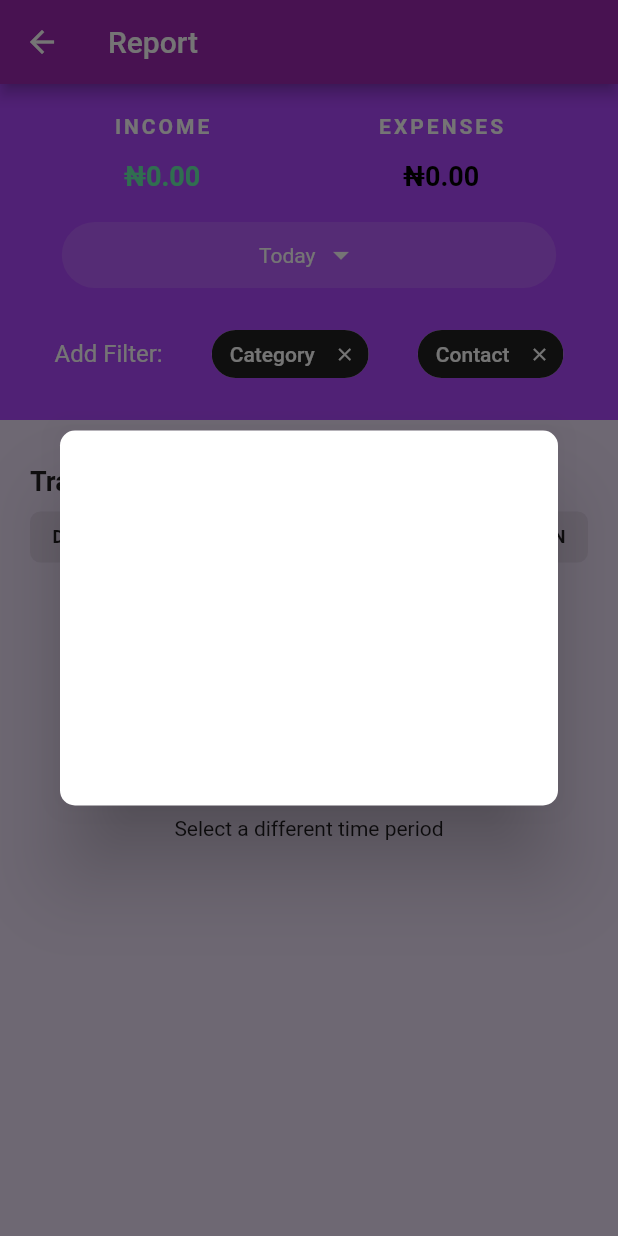
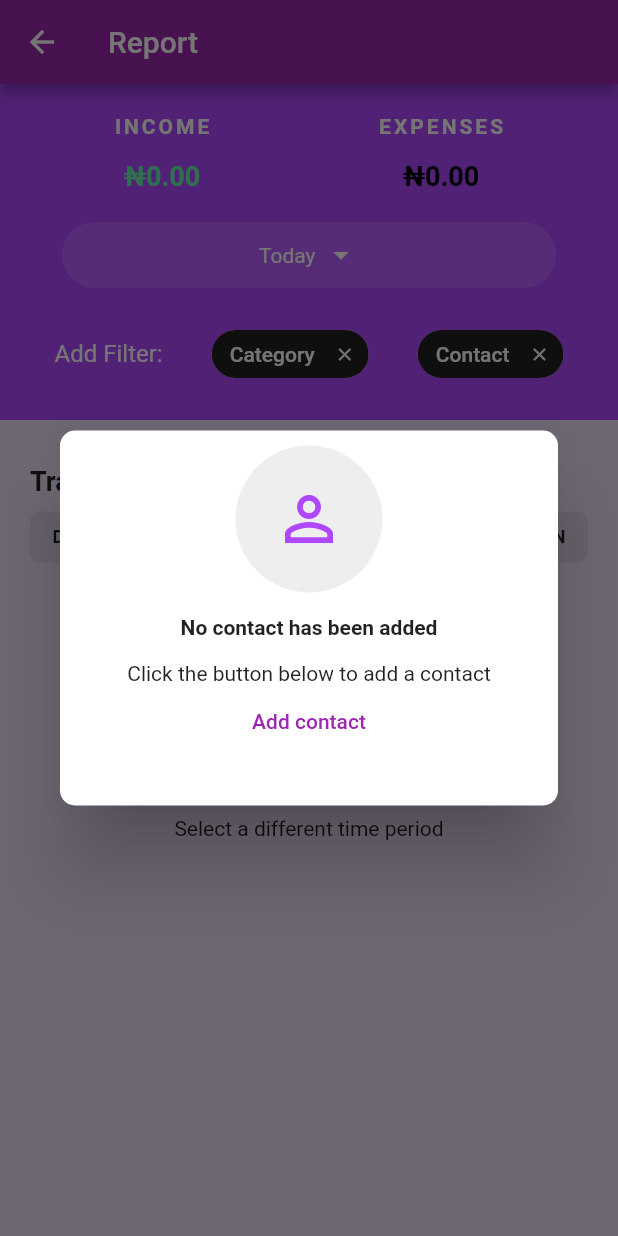
Before and after one commit to benjaminudoh10/balance-sheet, a Flutter app: the ReportView screen opened directly, after a tap on "Contact", on a phone screen of 412 x 824 dp. Run offline on Flutter 3.47's test engine with Material 2 defaults, Android fonts, the light colour scheme and no system bars; our stand-ins replace csv, flutter_spinkit, get, google_fonts, modal_bottom_sheet, permission_handler and 1 more; accounts and stored records are empty.

Commit message:
[Ben] Fixed some UI issues
Signed-off-by: Benjamin Udoh <benjaminudoh10@gmail.com>

```diff
--- a/lib/controllers/appController.dart
+++ b/lib/controllers/appController.dart
@@ -11,7 +11,7 @@ class AppController extends GetxController {
   }
 
   _setInitialScreen() {
-    Future.delayed(const Duration(milliseconds: 2000), () => Get.offAll(Home()));
+    Future.delayed(const Duration(milliseconds: 2500), () => Get.offAll(Home()));
   }
 
   setIndex(int i) {
--- a/lib/controllers/contactController.dart
+++ b/lib/controllers/contactController.dart
@@ -27,6 +27,7 @@ class ContactController extends GetxController {
         Get.snackbar(
           "Error",
           "Contact with given name already exist.",
+          colorText: Colors.white,
           snackPosition: SnackPosition.TOP,
           backgroundColor: Color(0x55FF0000),
         );
@@ -43,6 +44,7 @@ class ContactController extends GetxController {
       Get.snackbar(
         "Error",
         "Error occured while adding contact",
+        colorText: Colors.white,
         snackPosition: SnackPosition.TOP,
         backgroundColor: Color(0x55FF0000),
       );
@@ -56,6 +58,7 @@ class ContactController extends GetxController {
     Get.snackbar(
       "Successful",
       "Contact added successfully",
+      colorText: Colors.white,
       snackPosition: SnackPosition.TOP,
       backgroundColor: Color(0xdd5DAC7F),
     );
@@ -99,6 +102,7 @@ class ContactController extends GetxController {
     Get.snackbar(
       "Successful",
       "Contact deleted successfully",
+      colorText: Colors.white,
       snackPosition: SnackPosition.TOP,
       backgroundColor: Color(0xdd5DAC7F),
     );
--- a/lib/controllers/transactionController.dart
+++ b/lib/controllers/transactionController.dart
@@ -69,6 +69,7 @@ class TransactionController extends GetxController {
       Get.snackbar(
         "Error",
         "Error occured while adding transaction",
+        colorText: Colors.white,
         snackPosition: SnackPosition.TOP,
         backgroundColor: Color(0x55FF0000),
       );
@@ -100,6 +101,7 @@ class TransactionController extends GetxController {
     Get.snackbar(
       "Successful",
       "Transaction updated successfully",
+      colorText: Colors.white,
       snackPosition: SnackPosition.TOP,
       backgroundColor: Color(0xdd5DAC7F),
     );
@@ -118,6 +120,7 @@ class TransactionController extends GetxController {
       Get.snackbar(
         "Successful",
         "Transaction deleted successfully",
+        colorText: Colors.white,
         snackPosition: SnackPosition.TOP,
         backgroundColor: Color(0xdd5DAC7F),
       );
@@ -125,6 +128,7 @@ class TransactionController extends GetxController {
       Get.snackbar(
         "Not deleted",
         "This transaction has already been deleted. Close modal and reopen to get rid of it.",
+        colorText: Colors.white,
         snackPosition: SnackPosition.TOP,
         backgroundColor: Color(0x22FF0000),
       );
@@ -246,7 +250,7 @@ class TransactionController extends GetxController {
     descController.value.text = "";
     amount.value = 0;
     amountController.value.text = "0.00";
-    contact.value = Contact(name: "");
+    resetContact();
   }
 
   getTransactionsByPage(int page) async {
--- a/lib/dialogs/contact.dart
+++ b/lib/dialogs/contact.dart
@@ -1,9 +1,13 @@
+import 'package:balance_sheet/controllers/appController.dart';
 import 'package:balance_sheet/controllers/contactController.dart';
+import 'package:balance_sheet/screens/home.dart';
+import 'package:balance_sheet/widgets/widgets.dart';
 import 'package:flutter/material.dart';
 import 'package:get/get.dart';
 
 class ContactDialog extends StatelessWidget {
   final ContactController _contactController = Get.find();
+  final AppController _appController = Get.find();
 
   final dynamic controller;
 
@@ -20,16 +24,7 @@ class ContactDialog extends StatelessWidget {
         ),
         padding: EdgeInsets.all(10.0),
         height: 250.0,
-        // child: Column(
-        //   children: [
-        //     Text(
-        //       "Attach contact to transaction",
-        //       style: TextStyle(
-        //         fontSize: 16.0,
-        //         fontWeight: FontWeight.bold,
-        //       ),
-        //     ),
-            child: ListView.builder(
+        child: _contactController.contacts.length != 0 ? ListView.builder(
           shrinkWrap: true,
           itemCount: _contactController.contacts.length,
           itemBuilder: (context, index) {
@@ -39,9 +34,34 @@ class ContactDialog extends StatelessWidget {
               this.controller.contact.value.id == _contactController.contacts[index].id
             );
           },
+        ) : Column(
+          children: [
+            EmptyState(
+              icon: Icon(
+                Icons.person_outline,
+                color: Color(0xFFAF47FF),
               ),
-          // ],
-        // ),
+              primaryText: Text(
+                'No contact has been added',
+                style: TextStyle(
+                  fontWeight: FontWeight.bold,
+                ),
+              ),
+              secondaryText: Text(
+                'Click the button below to add a contact',
+              ),
+            ),
+            TextButton(
+              onPressed: () {
+                Get.back();
+                Get.back();
+                Get.to(Home());
+                _appController.setIndex(1);
+              },
+              child: Text('Add contact'),
+            )
+          ],
+        ),
       ),
     );
   }
--- a/lib/screens/details.dart
+++ b/lib/screens/details.dart
@@ -212,7 +212,7 @@ class TransactionDetails extends StatelessWidget {
   }
 }
 
-void showEditModal(Transaction transaction, String contactName) {
+void showEditModal(Transaction transaction, String contactName) async {
   TransactionController _transactionController = Get.find();
   _transactionController.description.value = transaction.description;
   _transactionController.descController.value.text = transaction.description;
@@ -222,7 +222,7 @@ void showEditModal(Transaction transaction, String contactName) {
   _transactionController.amountController.value.text = (transaction.amount / 100).toStringAsFixed(2);
 
   BuildContext context = Get.context;
-  showModalBottomSheet<void>(
+  await showModalBottomSheet<void>(
     backgroundColor: Colors.transparent,
     barrierColor: Color(0x22AF47FF),
     isScrollControlled: true,
@@ -231,7 +231,7 @@ void showEditModal(Transaction transaction, String contactName) {
       type: transaction.type,
       transaction: transaction,
     ),
-  );
+  ).whenComplete(() => _transactionController.resetFieldValues());
 }
 
 void showDeleteModal(Transaction transaction) {
--- a/lib/screens/new_income_form.dart
+++ b/lib/screens/new_income_form.dart
@@ -148,6 +148,7 @@ class IncomeForm extends StatelessWidget {
                     Get.snackbar(
                       "Error",
                       "All fields are required",
+                      colorText: Colors.white,
                       snackPosition: SnackPosition.TOP,
                       backgroundColor: Color(0x55FF0000),
                     );
--- a/lib/screens/report.dart
+++ b/lib/screens/report.dart
@@ -256,9 +256,20 @@ class ReportView extends StatelessWidget {
                       ),
                       if (_reportController.transactions.length != 0)
                         ..._buildTransactionContainer(_reportController.splitTransactions),
-                      if (_reportController.transactions.length == 0) noTransaction(
-                        "No transaction were recorded in this time period",
-                        "Select a different time period",
+                      if (_reportController.transactions.length == 0) EmptyState(
+                        icon: Icon(
+                          Icons.money,
+                          color: Color(0xFFAF47FF),
+                        ),
+                        primaryText: Text(
+                          'No transaction was recorded in this time period',
+                          style: TextStyle(
+                            fontWeight: FontWeight.bold,
+                          ),
+                        ),
+                        secondaryText: Text(
+                          'Select a different time period',
+                        ),
                       ),
                     ],
                   ),
@@ -383,9 +394,20 @@ void _showTransactions(String date, List<Transaction> transactions, int income,
                 if (transactions.length != 0)
                   ...transactions.map((transaction) => singleTransactionContainer(transaction)),
                 if (transactions.length == 0)
-                  noTransaction(
-                    "No transaction were recorded on this day",
-                    "Select a different day"
+                  EmptyState(
+                    icon: Icon(
+                      Icons.money,
+                      color: Color(0xFFAF47FF),
+                    ),
+                    primaryText: Text(
+                      'No transaction was recorded in this time period',
+                      style: TextStyle(
+                        fontWeight: FontWeight.bold,
+                      ),
+                    ),
+                    secondaryText: Text(
+                      'Select a different day',
+                    ),
                   ),
               ],
             ),
--- a/lib/widgets/widgets.dart
+++ b/lib/widgets/widgets.dart
@@ -196,24 +196,33 @@ Widget singleTransactionContainer(Transaction transaction) {
   );
 }
 
-Widget noTransaction(String primaryText, String secondaryText) {
+class EmptyState extends StatelessWidget {
+  final Icon icon;
+  final Text primaryText;
+  final Text secondaryText;
+
+  EmptyState({this.icon, this.primaryText, this.secondaryText});
+
+  @override
+  Widget build(BuildContext context) {
     return Center(
       child: Container(
         child: Column(
           children: [
             roundedIcon(
-            icon: Icons.money,
-            iconColor: Color(0xbbAF47FF),
+              icon: icon.icon,
+              iconColor: icon.color,
               iconSize: 48.0,
               containerColor: Color(0x11000000),
               padding: EdgeInsets.all(25.0)
             ),
             SizedBox(height: 15.0),
-          Text(primaryText),
+            primaryText,
             SizedBox(height: 15.0),
-          Text(secondaryText),
+            secondaryText,
           ],
         ),
       ),
     );
   }
+}
```
Also changed, not shown: lib/screens/contact_screen.dart (+15 -3 lines), lib/screens/main_screen.dart (+20 -7 lines). Lines whose indentation alone changed are shown as unchanged.
